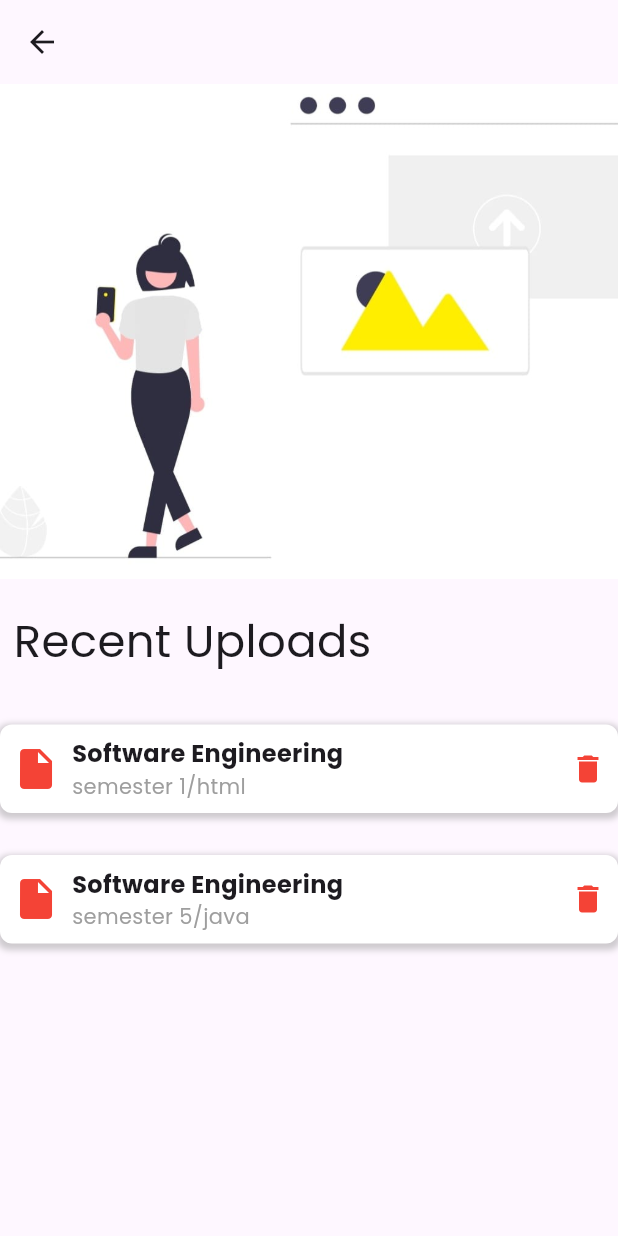
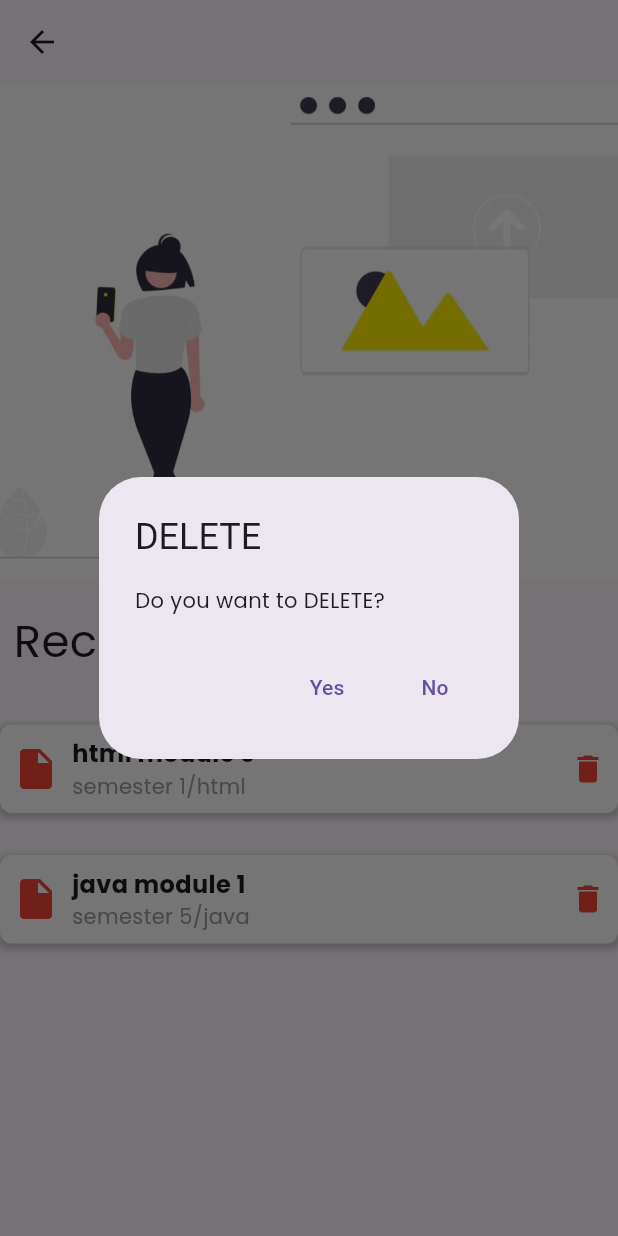
Before and after one commit to sharonvarkey0304/Abet, a Flutter app: the Uploads screen opened directly, after a tap on the "delete" icon, on a phone screen of 412 x 824 dp. Run offline on Flutter 3.47's test engine with Material 3 defaults, Android fonts, the phone set to English and light mode, and no system bars; our stand-ins replace animated_bottom_navigation_bar, carousel_slider, cloud_firestore, eva_icons_flutter, firebase_auth, firebase_core and 9 more; missing offline and left inert: cloudinary; accounts and stored records are empty.

```diff
--- a/lib/screens/userscreen/profile/youruploads.dart
+++ b/lib/screens/userscreen/profile/youruploads.dart
@@ -36,17 +36,17 @@ class _UploadsState extends State<Uploads> {
                   ))),
           SizedBox(height: 30),
           _buildUploadItem(
-              fileName: 'Software Engineering', directory: 'semester 1/html'),
+              fileName: 'html module 3', directory: 'semester 1/html'),
           SizedBox(height: 20),
           _buildUploadItem(
-              fileName: 'Software Engineering', directory: 'semester 5/java'),
+              fileName: 'java module 1', directory: 'semester 5/java'),
         ],
       ),
     );
   }
-}
 
-Widget _buildUploadItem({required String fileName, required String directory}) {
+  Widget _buildUploadItem(
+      {required String fileName, required String directory}) {
     return Container(
       padding: EdgeInsets.all(8),
       margin: EdgeInsets.symmetric(vertical: 4),
@@ -90,7 +90,9 @@ Widget _buildUploadItem({required String fileName, required String directory}) {
           ),
           Spacer(), // Adds space to push the next icon to the end
           GestureDetector(
-          onTap: () {},
+            onTap: () {
+              showLogoutDialog(context);
+            },
             child: Icon(
               Icons.delete,
               color: Colors.red, // Set the color as needed
@@ -101,3 +103,28 @@ Widget _buildUploadItem({required String fileName, required String directory}) {
       ),
     );
   }
+
+  void showLogoutDialog(BuildContext context) {
+    showDialog(
+      context: context,
+      builder: (BuildContext context) {
+        return AlertDialog(
+          title: Text('DELETE'),
+          content: Text('Do you want to DELETE?'),
+          actions: [
+            TextButton(
+              onPressed: () {},
+              child: Text('Yes'),
+            ),
+            TextButton(
+              onPressed: () {
+                Navigator.of(context).pop();
+              },
+              child: Text('No'),
+            ),
+          ],
+        );
+      },
+    );
+  }
+}
```
Also changed, not shown: lib/screens/userscreen/profile_detail.dart (+30 -5 lines). Lines whose indentation alone changed are shown as unchanged.
